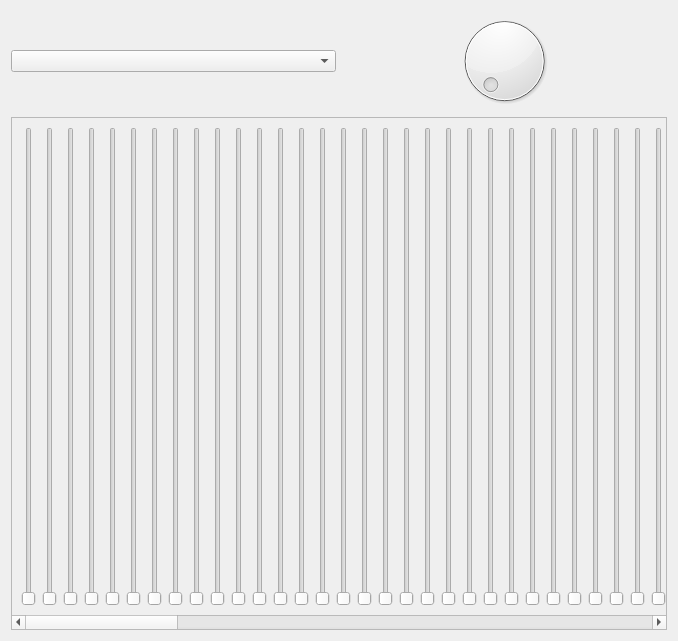
Before: the Qt Designer form src/NewUI/oscil.ui in saidinesh5/ZynAddSubFX, drawn with Qt 5.
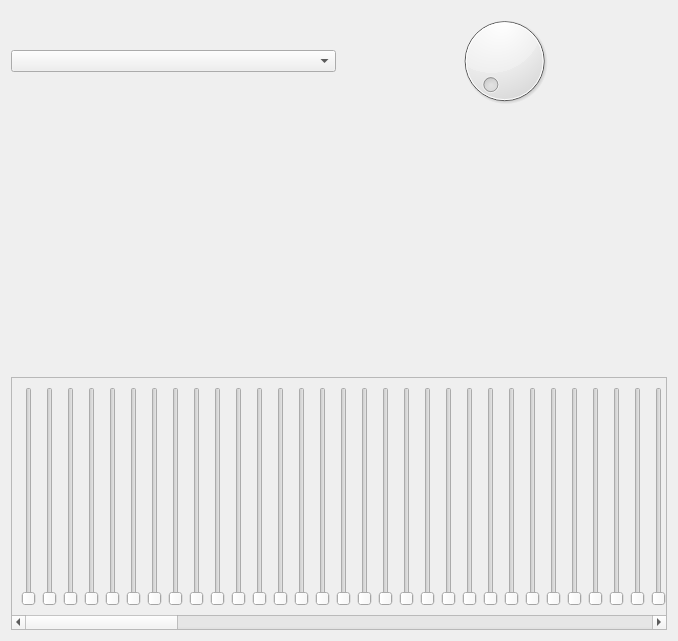
After: the same form once the commit is applied. Custom widgets are drawn as their Qt base class.

Commit message: Added arraycontrol class. Connecting up the oscilwidget in the gui to this class in the oscilgen

What changed in the file:
```diff
--- a/src/NewUI/oscil.ui
+++ b/src/NewUI/oscil.ui
@@ -38,6 +38,19 @@
      </item>
     </layout>
    </item>
+   <item>
+    <widget class="OscilWidget" name="widget" native="true">
+     <property name="sizePolicy">
+      <sizepolicy hsizetype="Preferred" vsizetype="Expanding">
+       <horstretch>0</horstretch>
+       <verstretch>0</verstretch>
+      </sizepolicy>
+     </property>
+     <property name="controlId" stdset="0">
+      <string>OscilSpectrum</string>
+     </property>
+    </widget>
+   </item>
    <item>
     <widget class="QScrollArea" name="scrollArea">
      <property name="widgetResizable">
@@ -48,8 +61,8 @@
        <rect>
         <x>0</x>
         <y>0</y>
-        <width>664</width>
-        <height>521</height>
+        <width>3460</width>
+        <height>236</height>
        </rect>
       </property>
       <layout class="QHBoxLayout" name="horizontalLayout_2">
@@ -1872,6 +1885,12 @@
    <extends>QSlider</extends>
    <header>slider.h</header>
   </customwidget>
+  <customwidget>
+   <class>OscilWidget</class>
+   <extends>QWidget</extends>
+   <header>oscilwidget.h</header>
+   <container>1</container>
+  </customwidget>
  </customwidgets>
  <resources/>
  <connections/>
```
Left out of the diff: 133 changed lines with no effect on the pictures. The commit also changes 10 other files.
